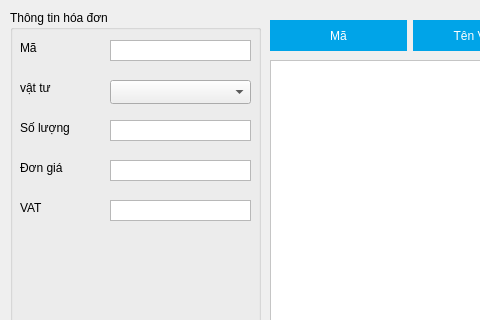
Above: src/view/invoicedetailwindow.ui from VinhNguyenD23/facilitiesManagement before the change; both pictures show x 0 to 480 and y 0 to 320 of the 1000 by 600 pixel window. Below: the same form after it.
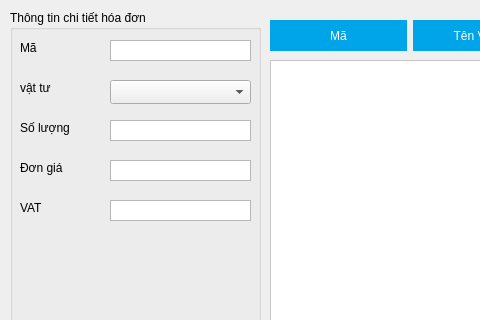
That is the form after the change.

Diff of the .ui file:
```diff
--- a/src/view/invoicedetailwindow.ui
+++ b/src/view/invoicedetailwindow.ui
@@ -182,7 +182,7 @@
     </rect>
    </property>
    <property name="title">
-    <string>Thông tin hóa đơn</string>
+    <string>Thông tin chi tiết hóa đơn</string>
    </property>
    <widget class="QLabel" name="label_11">
     <property name="geometry">
```
Left out of the diff: 2 changed lines with no effect on the pictures.
